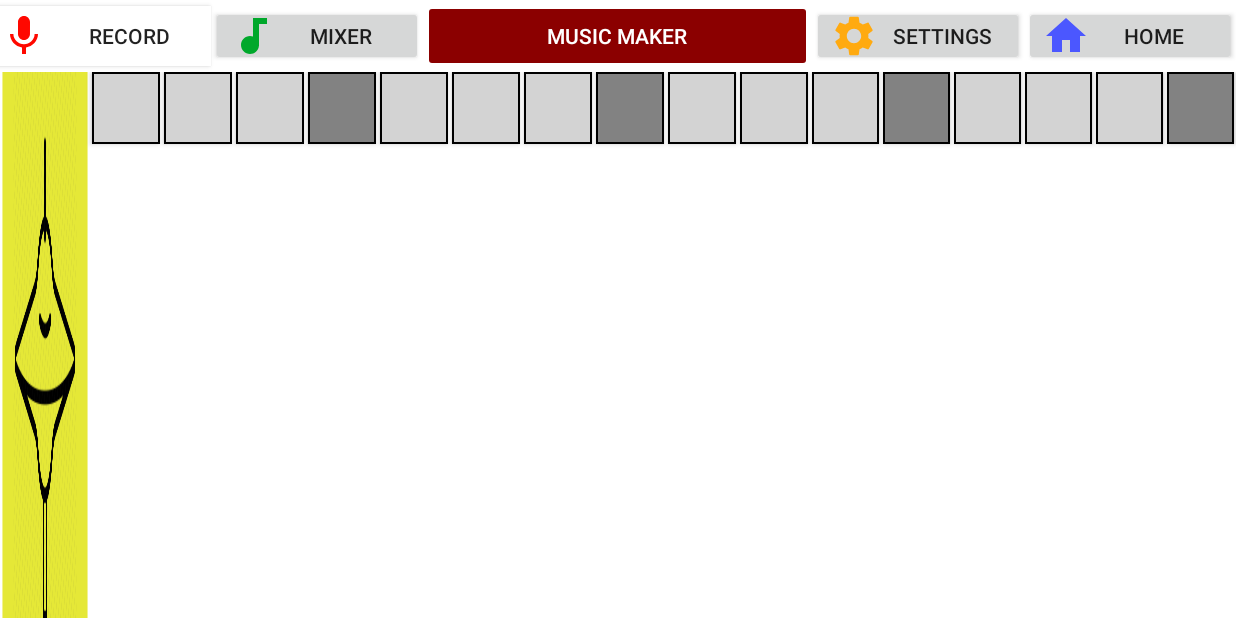
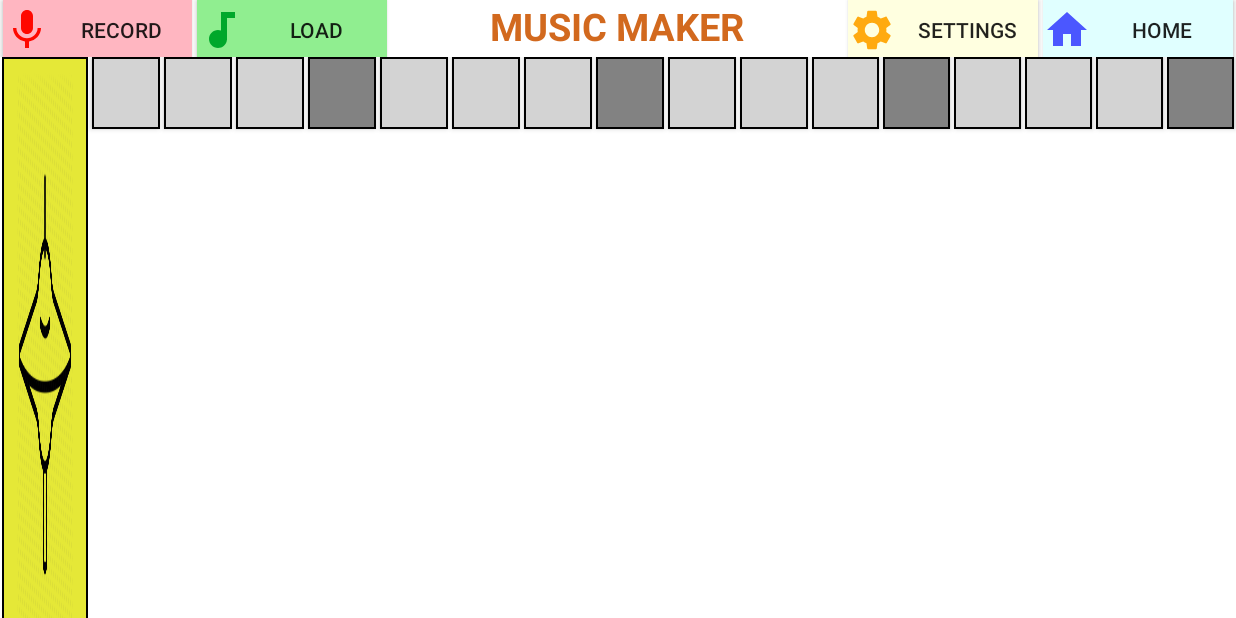
Before and after one commit to MinhNguyenLe/DrumMobieApp, an Android app: the screen it shows after launch (MainActivity), on a phone screen of 824 x 412 dp (held sideways). Run offline under Robolectric (Android 15) with nearby library versions, the phone set to English and light mode, and no system bars.

Commit message:
Add: Load save beat

```diff
--- /dev/null
+++ b/app/src/main/res/drawable/ic_baseline_clear_32.xml
@@ -0,0 +1,5 @@
+<vector android:height="32dp" android:tint="#FFFFFF"
+    android:viewportHeight="24" android:viewportWidth="24"
+    android:width="32dp" xmlns:android="http://schemas.android.com/apk/res/android">
+    <path android:fillColor="@android:color/white" android:pathData="M19,6.41L17.59,5 12,10.59 6.41,5 5,6.41 10.59,12 5,17.59 6.41,19 12,13.41 17.59,19 19,17.59 13.41,12z"/>
+</vector>
--- a/app/src/main/res/layout/activity1.xml
+++ b/app/src/main/res/layout/activity1.xml
@@ -17,36 +17,52 @@
             android:layout_width="0dp"
             android:text="RECORD"
             android:drawableLeft="@drawable/ic_baseline_mic_32"
-            android:background="@color/White"
+            android:background="@color/LightPink"
+            android:layout_marginTop="-2dp"
+            android:layout_marginRight="3dp"
+            android:layout_marginLeft="2dp"
             android:layout_height="40dp"/>
         <Button
             android:layout_weight="1"
-            android:id="@+id/mixerid"
+            android:id="@+id/loadid"
             android:layout_width="0dp"
-            android:text="MIXER"
+            android:layout_marginTop="-2dp"
+            android:layout_marginRight="5dp"
+            android:text="LOAD"
+            android:background="@color/LightGreen"
             android:drawableLeft="@drawable/ic_baseline_audiotrack_32"
             android:layout_height="40dp"/>
-        <Button
+        <TextView
             android:id="@+id/musicmakerid"
             android:layout_weight="1"
             android:layout_width="wrap_content"
-            android:layout_height="wrap_content"
-            android:backgroundTint="@color/DarkRed"
-            android:textColor="@color/White"
-            android:enabled="false"
+            android:layout_height="match_parent"
+            android:background="@color/White"
+            android:textColor="@color/Chocolate"
+            android:padding="0dp"
+            android:textAlignment="center"
+            android:textSize="25sp"
+            android:textStyle="bold"
             android:text="MUSIC MAKER"
             android:src="@android:drawable/ic_media_previous"/>
         <Button
             android:layout_weight="1"
             android:id="@+id/settingid"
             android:layout_width="0dp"
+            android:background="@color/LightYellow"
+            android:layout_marginTop="-2dp"
+            android:layout_marginLeft="5dp"
+            android:layout_marginRight="3dp"
             android:text="SETTINGS"
             android:drawableLeft="@drawable/ic_baseline_settings_32"
             android:layout_height="40dp"/>
         <Button
             android:layout_weight="1"
+            android:layout_marginTop="-2dp"
+            android:layout_marginRight="2dp"
             android:id="@+id/homeid"
             android:layout_width="0dp"
+            android:background="@color/LightCyan"
             android:text="HOME"
             android:drawableLeft="@drawable/ic_baseline_home_32"
             android:layout_height="40dp"/>
@@ -79,11 +95,9 @@
                     style="@style/PadButton"
                     android:layout_weight="1"
                     android:padding="10dp"
-                    android:scaleX="1.15"
-                    android:scaleY="1.25"
                     android:layout_width="100dp"
                     android:layout_height="match_parent"
-                    android:backgroundTint="#e5e837"
+                    android:background="@drawable/shape_choosen_hh"
                     android:scaleType="fitXY"
                     android:src="@drawable/hihat"
                     android:contentDescription="HIHAT" />
@@ -193,12 +207,10 @@
                 <ImageButton
                     style="@style/PadButton"
                     android:layout_weight="1"
-                    android:scaleX="1.15"
-                    android:scaleY="1.25"
+                    android:background="@drawable/shape_choosen_ki"
                     android:padding="10dp"
                     android:layout_width="100dp"
                     android:layout_height="match_parent"
-                    android:backgroundTint="@color/LightGreen"
                     android:scaleType="fitXY"
                     android:src="@drawable/kick"
                     android:contentDescription="KICK" />
@@ -308,12 +320,10 @@
                 <ImageButton
                     style="@style/PadButton"
                     android:layout_weight="1"
-                    android:scaleX="1.15"
-                    android:scaleY="1.25"
+                    android:background="@drawable/shape_choosen_sn"
                     android:padding="10dp"
                     android:layout_width="100dp"
                     android:layout_height="match_parent"
-                    android:backgroundTint="@color/LightSalmon"
                     android:scaleType="fitXY"
                     android:src="@drawable/snare"
                     android:contentDescription="SNARE" />
@@ -423,12 +433,10 @@
                 <ImageButton
                     style="@style/PadButton"
                     android:layout_weight="1"
-                    android:scaleX="1.15"
-                    android:scaleY="1.25"
+                    android:background="@drawable/shape_choosen_pi"
                     android:padding="10dp"
                     android:layout_width="100dp"
                     android:layout_height="match_parent"
-                    android:backgroundTint="@color/LightCoral"
                     android:scaleType="fitXY"
                     android:src="@drawable/piano"
                     android:contentDescription="PIANO" />
@@ -538,12 +546,10 @@
                 <ImageButton
                     style="@style/PadButton"
                     android:layout_weight="1"
-                    android:scaleX="1.15"
-                    android:scaleY="1.25"
+                    android:background="@drawable/shape_choosen_ba"
                     android:padding="10dp"
                     android:layout_width="100dp"
                     android:layout_height="match_parent"
-                    android:backgroundTint="#c7a3e0"
                     android:scaleType="fitXY"
                     android:src="@drawable/bass"/>
                 <Button
@@ -652,12 +658,10 @@
                 <ImageButton
                     style="@style/PadButton"
                     android:layout_weight="1"
-                    android:scaleX="1.15"
-                    android:scaleY="1.25"
+                    android:background="@drawable/shape_choosen_bo"
                     android:padding="10dp"
                     android:layout_width="100dp"
                     android:layout_height="match_parent"
-                    android:backgroundTint="@color/MediumTurquoise"
                     android:scaleType="fitXY"
                     android:src="@drawable/bongo"/>
                 <Button
@@ -774,15 +778,15 @@
                     android:minWidth="100dp"
                     android:layout_marginTop="5dp"
                     android:progress="50"
-                    android:progressTint="@color/Black"
-                    android:thumbTint="@color/Black" />
+                    android:progressTint="@color/Red"
+                    android:thumbTint="@color/Red" />
 
                 <ImageButton
                     android:id="@+id/playid"
                     android:layout_weight="1"
                     android:layout_width="wrap_content"
                     android:layout_height="wrap_content"
-                    android:backgroundTint="@color/DarkRed"
+                    android:backgroundTint="#5eba7d"
                     android:contentDescription="PLAY"
                     android:src="@android:drawable/ic_media_play"/>
 
@@ -791,7 +795,7 @@
                     android:layout_weight="1"
                     android:layout_width="wrap_content"
                     android:layout_height="wrap_content"
-                    android:backgroundTint="@color/DarkRed"
+                    android:backgroundTint="#5eba7d"
                     android:contentDescription="ADD"
                     android:src="@drawable/ic_baseline_add_32"/>
 
@@ -800,7 +804,7 @@
                     android:layout_weight="1"
                     android:layout_width="wrap_content"
                     android:layout_height="wrap_content"
-                    android:backgroundTint="@color/DarkRed"
+                    android:backgroundTint="#5eba7d"
                     android:contentDescription="DUPLICATE"
                     android:src="@drawable/ic_baseline_file_copy_24"/>
                 <ImageButton
@@ -808,7 +812,7 @@
                     android:layout_weight="1"
                     android:layout_width="wrap_content"
                     android:layout_height="wrap_content"
-                    android:backgroundTint="@color/DarkRed"
+                    android:backgroundTint="#5eba7d"
                     android:contentDescription="BACK"
                     android:src="@android:drawable/ic_media_previous"/>
                 <Button
@@ -817,6 +821,7 @@
                     android:layout_width="60dp"
                     android:layout_height="wrap_content"
                     android:enabled="false"
+                    android:backgroundTint="@color/White"
                     android:text="0"
                     android:textColor="@color/Black"
                     android:textSize="20sp" />
@@ -826,7 +831,7 @@
                     android:layout_weight="1"
                     android:layout_width="wrap_content"
                     android:layout_height="wrap_content"
-                    android:backgroundTint="@color/DarkRed"
+                    android:backgroundTint="#5eba7d"
                     android:contentDescription="NEXT"
                     android:src="@android:drawable/ic_media_next"/>
                 <ImageButton
@@ -834,7 +839,7 @@
                     android:layout_weight="1"
                     android:layout_width="wrap_content"
                     android:layout_height="wrap_content"
-                    android:backgroundTint="@color/DarkRed"
+                    android:backgroundTint="#5eba7d"
                     android:contentDescription="SAVE"
                     android:src="@drawable/ic_baseline_save_alt_32"/>
                 <ImageButton
@@ -842,21 +847,29 @@
                     android:layout_weight="1"
                     android:layout_width="wrap_content"
                     android:layout_height="wrap_content"
-                    android:backgroundTint="@color/DarkRed"
+                    android:backgroundTint="#5eba7d"
                     android:contentDescription="DELETE"
                     android:src="@drawable/ic_baseline_delete_32"/>
+                <ImageButton
+                    android:id="@+id/clearid"
+                    android:layout_weight="1"
+                    android:layout_width="wrap_content"
+                    android:layout_height="wrap_content"
+                    android:backgroundTint="#5eba7d"
+                    android:contentDescription="CLEAR"
+                    android:src="@drawable/ic_baseline_clear_32"/>
+
                 <SeekBar
                     android:id="@+id/volumebarid"
                     android:layout_weight="1"
                     android:layout_width="wrap_content"
                     android:layout_height="40dp"
-                    android:backgroundTint="@color/Black"
                     android:maxWidth="100dp"
                     android:minWidth="100dp"
                     android:layout_marginTop="5dp"
                     android:progress="50"
-                    android:progressTint="@color/Black"
-                    android:thumbTint="@color/Black" />
+                    android:progressTint="@color/Teal"
+                    android:thumbTint="@color/Teal" />
             </LinearLayout>
         </GridLayout>
     </RelativeLayout>
```
Also changed, not shown: app/src/main/java/com/example/drumapp/MainActivity.java (+82 -5 lines).
